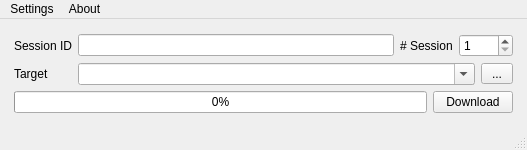
Old version of the form src/ui/main.ui in the repository aerosadegh/BBB-Downloader.
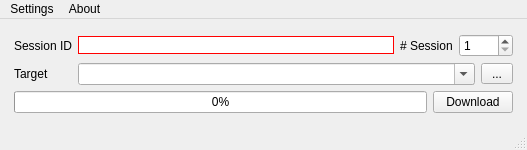
New version of the form.

Commit message: perf: set border-color for session_id

The edit to the form file:
```diff
--- a/src/ui/main.ui
+++ b/src/ui/main.ui
@@ -32,6 +32,9 @@
       </item>
       <item row="0" column="1">
        <widget class="QLineEdit" name="sessionid_led">
+        <property name="styleSheet">
+         <string notr="true">border: 1px solid red;</string>
+        </property>
         <property name="maxLength">
          <number>54</number>
         </property>
```
The commit also changes 1 other file.
